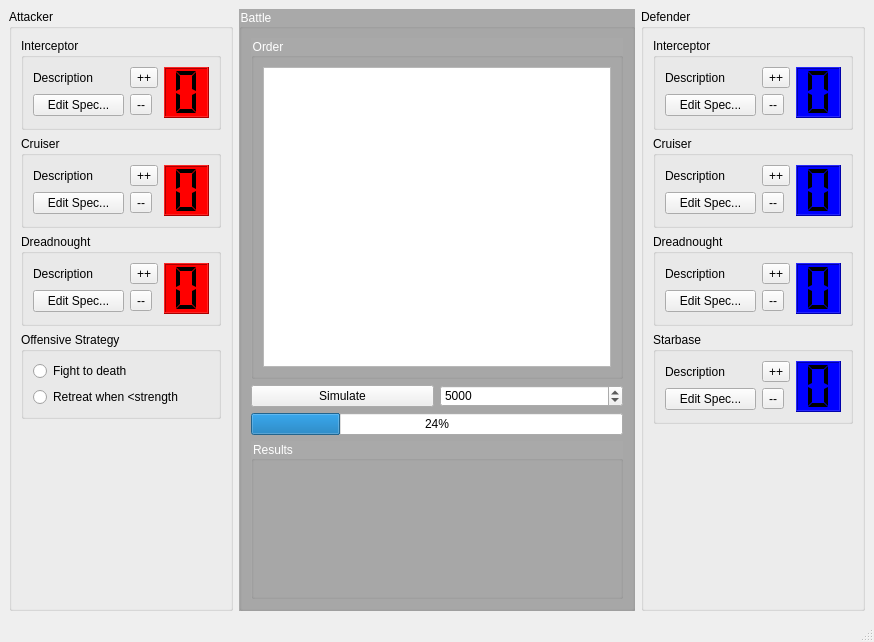
Before: the Qt Designer form EclipseSimulator/EclipseSimulatorMainWindow.ui in danielcwhite/eclipse-simulator, drawn with Qt 5.
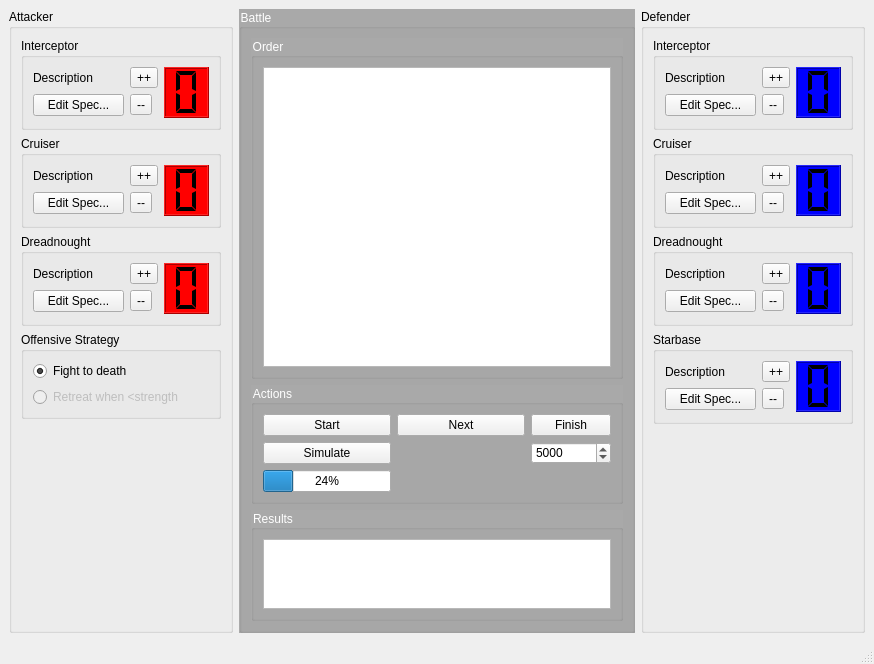
After: the same form once the commit is applied.

Commit message: Add battle buttons

Patch:
```diff
--- a/EclipseSimulator/EclipseSimulatorMainWindow.ui
+++ b/EclipseSimulator/EclipseSimulatorMainWindow.ui
@@ -248,10 +248,16 @@
             <property name="text">
              <string>Fight to death</string>
             </property>
+            <property name="checked">
+             <bool>true</bool>
+            </property>
            </widget>
           </item>
           <item>
            <widget class="QRadioButton" name="radioButton_2">
+            <property name="enabled">
+             <bool>false</bool>
+            </property>
             <property name="text">
              <string>Retreat when &lt;strength</string>
             </property>
@@ -313,45 +319,32 @@
          </layout>
         </widget>
        </item>
-       <item row="4" column="0">
+       <item row="7" column="0">
         <widget class="QGroupBox" name="battleResultGroupBox_">
          <property name="title">
           <string>Results</string>
          </property>
          <layout class="QGridLayout" name="gridLayout_5">
-          <item row="0" column="0">
-           <spacer name="verticalSpacer_2">
-            <property name="orientation">
-             <enum>Qt::Vertical</enum>
-            </property>
-            <property name="sizeHint" stdset="0">
-             <size>
-              <width>20</width>
-              <height>195</height>
-             </size>
-            </property>
-           </spacer>
+          <item row="1" column="0">
+           <widget class="QTextBrowser" name="battleResultsTextBrowser_"/>
           </item>
          </layout>
         </widget>
        </item>
-       <item row="3" column="0">
+       <item row="1" column="0">
+        <widget class="QGroupBox" name="groupBox_5">
+         <property name="title">
+          <string>Actions</string>
+         </property>
+         <layout class="QGridLayout" name="gridLayout_3">
+          <item row="2" column="0">
         <widget class="QProgressBar" name="simulationProgressBar_">
          <property name="value">
           <number>24</number>
          </property>
         </widget>
        </item>
-       <item row="1" column="0">
-        <layout class="QHBoxLayout" name="horizontalLayout_9">
-         <item>
-          <widget class="QPushButton" name="runSimulationPushButton_">
-           <property name="text">
-            <string>Simulate</string>
-           </property>
-          </widget>
-         </item>
-         <item>
+          <item row="1" column="2">
           <widget class="QSpinBox" name="numTrialsSpinBox_">
            <property name="minimum">
             <number>1</number>
@@ -367,7 +360,49 @@
            </property>
           </widget>
          </item>
-        </layout>
+          <item row="1" column="0">
+           <widget class="QPushButton" name="runSimulationPushButton_">
+            <property name="text">
+             <string>Simulate</string>
+            </property>
+           </widget>
+          </item>
+          <item row="1" column="1">
+           <spacer name="horizontalSpacer">
+            <property name="orientation">
+             <enum>Qt::Horizontal</enum>
+            </property>
+            <property name="sizeHint" stdset="0">
+             <size>
+              <width>40</width>
+              <height>20</height>
+             </size>
+            </property>
+           </spacer>
+          </item>
+          <item row="0" column="0">
+           <widget class="QPushButton" name="startPushButton_">
+            <property name="text">
+             <string>Start</string>
+            </property>
+           </widget>
+          </item>
+          <item row="0" column="1">
+           <widget class="QPushButton" name="nextPushButton_">
+            <property name="text">
+             <string>Next</string>
+            </property>
+           </widget>
+          </item>
+          <item row="0" column="2">
+           <widget class="QPushButton" name="finishPushButton_">
+            <property name="text">
+             <string>Finish</string>
+            </property>
+           </widget>
+          </item>
+         </layout>
+        </widget>
        </item>
       </layout>
      </widget>
```
Lines whose indentation alone changed are shown as unchanged. The commit also changes 2 other files.
